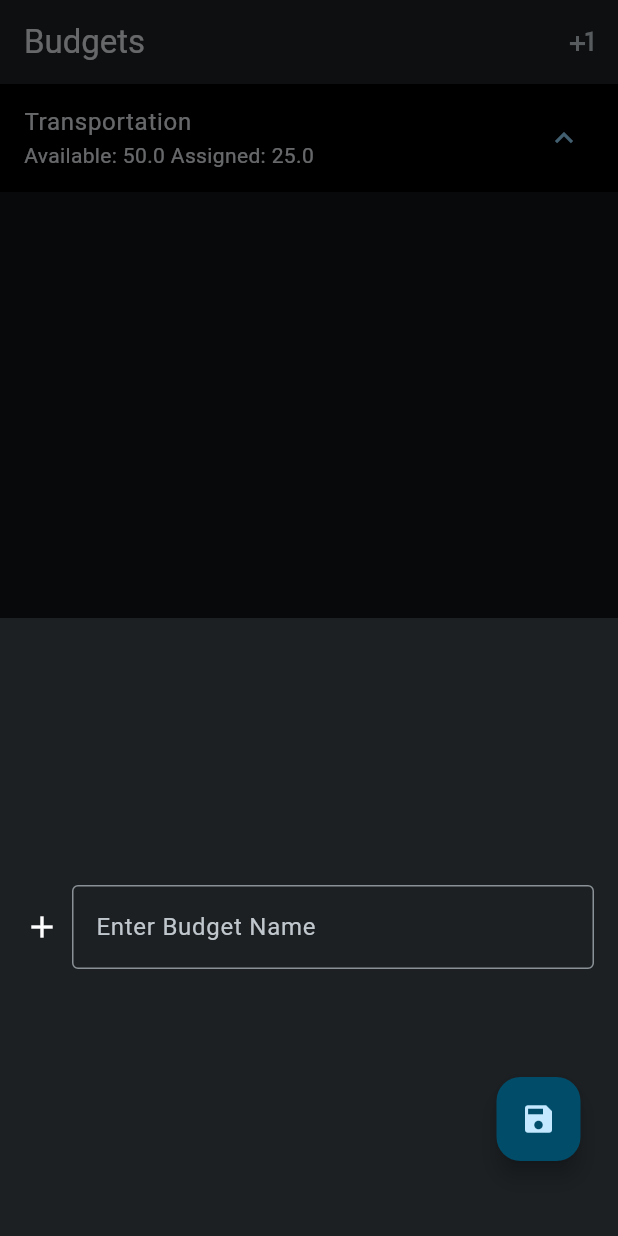
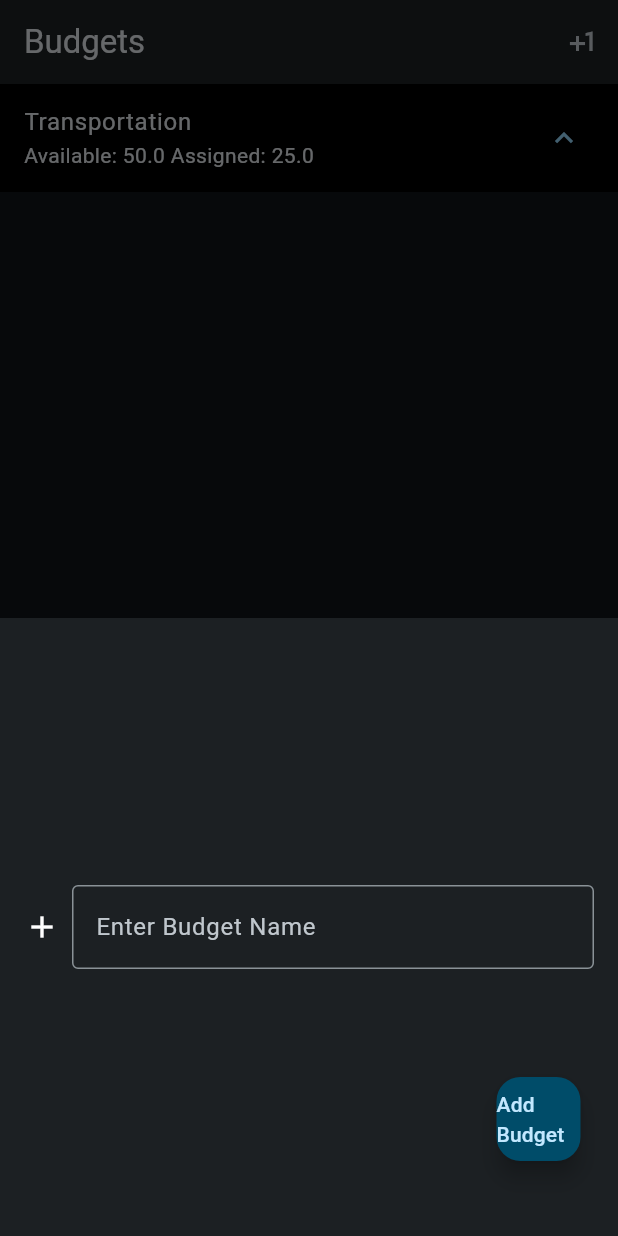
Before and after one commit to roger-chau/Nomad, a Flutter app: the screen it shows after launch, after a tap on the "plus one" icon, on a phone screen of 412 x 824 dp. Run offline on Flutter 3.47's test engine with Material 3 defaults, Android fonts, the phone set to English and light mode, and no system bars.

Commit message:
added adding

```diff
--- a/lib/view_models/budget_view_model.dart
+++ b/lib/view_models/budget_view_model.dart
@@ -6,7 +6,8 @@ class BudgetViewModel extends ChangeNotifier {
 
   List<BudgetModel> get allBudgets => _budgetModel;
 
-  void addBudget(BudgetModel budget) {
+  void addBudget(String budgetName) {
+    BudgetModel budget = BudgetModel(budgetName, 0, 0);
     _budgetModel.add(budget);
     notifyListeners();
   }
--- a/lib/views/budgets_view.dart
+++ b/lib/views/budgets_view.dart
@@ -21,18 +21,19 @@ class _BudgetViewState extends State<BudgetsView> {
         child: Consumer<BudgetViewModel>(
           builder: (context, budget, child) {
             return Column(
+              key: ValueKey(budget.allBudgets.length),
               children: [
                 CategoryWidget(
-                  name: "Transportation",
-                  available: 50.0,
-                  assigned: 25.0,
-                  budgets: List.generate(
-                      budget.allBudgets.length,
-                      (index) => BudgetWidget(
-                          title: budget.allBudgets[index].name,
-                          assigned: budget.allBudgets[index].assignedBalance,
-                          available: budget.allBudgets[index].liquidBalance)),
-                ),
+                    name: "Transportation",
+                    available: 50.0,
+                    assigned: 25.0,
+                    budgets: [
+                      for (var budget in budget.allBudgets)
+                        BudgetWidget(
+                            title: budget.name,
+                            assigned: budget.assignedBalance,
+                            available: budget.liquidBalance)
+                    ]),
               ],
             );
           },
--- a/lib/widgets/app_bar.dart
+++ b/lib/widgets/app_bar.dart
@@ -1,4 +1,6 @@
 import 'package:flutter/material.dart';
+import 'package:provider/provider.dart';
+import 'package:budgeting_app/view_models/budget_view_model.dart';
 
 class AppBarWidget extends StatefulWidget implements PreferredSizeWidget {
   const AppBarWidget({
@@ -29,11 +31,14 @@ class _AppBarWidgetState extends State<AppBarWidget> {
                     context: context,
                     useRootNavigator: true,
                     builder: (BuildContext context) {
+                      final TextEditingController controller =
+                          TextEditingController();
+
                       return Container(
                         height: MediaQuery.of(context).size.height * 0.5,
                         color: Theme.of(context).colorScheme.surfaceContainer,
                         child: Stack(children: <Widget>[
-                          const Center(
+                          Center(
                               child: Padding(
                                   padding: EdgeInsets.all(16),
                                   child: Row(children: [
@@ -42,6 +47,7 @@ class _AppBarWidgetState extends State<AppBarWidget> {
                                         child: Padding(
                                             padding: EdgeInsets.only(left: 8),
                                             child: TextField(
+                                                controller: controller,
                                                 decoration: InputDecoration(
                                                     hintText:
                                                         "Enter Budget Name",
@@ -51,11 +57,15 @@ class _AppBarWidgetState extends State<AppBarWidget> {
                           Positioned(
                               bottom: 50,
                               right: 25,
-                              child: FloatingActionButton(
-                                  onPressed: () {
-                                    Navigator.pop(context);
-                                  },
-                                  child: Icon(Icons.save)))
+                              child: Consumer<BudgetViewModel>(
+                                  builder: (context, budget, child) {
+                                return FloatingActionButton(
+                                    onPressed: () {
+                                      budget.addBudget(controller.text);
+                                      Navigator.pop(context);
+                                    },
+                                    child: const Text("Add Budget"));
+                              }))
                         ]),
                       );
                     });
--- a/lib/widgets/budget_widget.dart
+++ b/lib/widgets/budget_widget.dart
@@ -60,7 +60,9 @@ class _BudgetWidgetState extends State<BudgetWidget> {
                       width: double.infinity,
                       child: LinearProgressIndicator(
                           color: Colors.green,
-                          value: widget.assigned / widget.available)),
+                          value: widget.available > 0
+                              ? widget.assigned / widget.available
+                              : 0)),
                 ),
               ],
             )));
```
